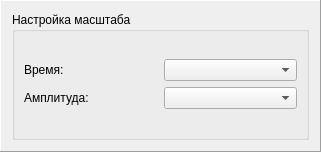
mcsltd/mcs-inRat-planner, file src/resources/frm_online_control_plot.ui: the form before one commit.
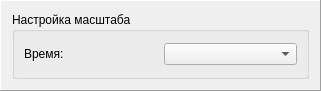
The form after the commit.

Commit message: ui: hide gain changed widget

Diff of the .ui file:
```diff
--- a/src/resources/frm_online_control_plot.ui
+++ b/src/resources/frm_online_control_plot.ui
@@ -7,7 +7,7 @@
     <x>0</x>
     <y>0</y>
     <width>321</width>
-    <height>152</height>
+    <height>91</height>
    </rect>
   </property>
   <property name="windowTitle">
@@ -78,23 +78,6 @@
           </property>
          </widget>
         </item>
-        <item row="1" column="0">
-         <widget class="QLabel" name="label_2">
-          <property name="text">
-           <string>Амплитуда:</string>
-          </property>
-         </widget>
-        </item>
-        <item row="1" column="1">
-         <widget class="QComboBox" name="comboBoxGain">
-          <property name="sizePolicy">
-           <sizepolicy hsizetype="Minimum" vsizetype="Fixed">
-            <horstretch>0</horstretch>
-            <verstretch>0</verstretch>
-           </sizepolicy>
-          </property>
-         </widget>
-        </item>
        </layout>
       </item>
      </layout>
```
The commit also changes 7 other files.
